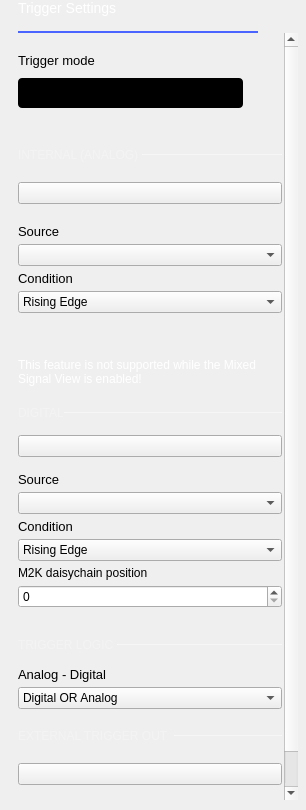
Old version of the form ui/trigger_settings.ui in the repository analogdevicesinc/scopy.
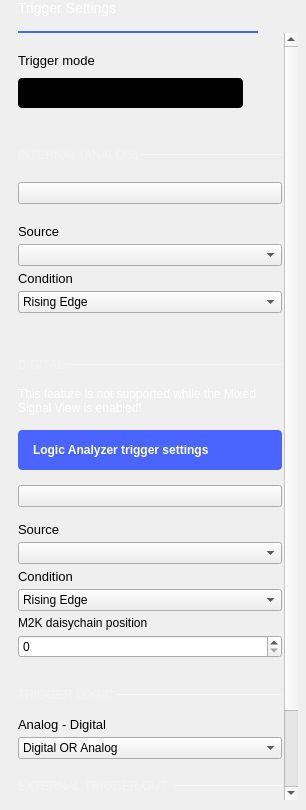
New version of the form. Custom widgets are drawn as their Qt base class.

Commit message: MixedSignalView: improve the enabling of this feature

What changed in the file:
```diff
--- a/ui/trigger_settings.ui
+++ b/ui/trigger_settings.ui
@@ -115,7 +115,7 @@
         <x>0</x>
         <y>0</y>
         <width>266</width>
-        <height>887</height>
+        <height>924</height>
        </rect>
       </property>
       <layout class="QVBoxLayout" name="verticalLayout_4">
@@ -482,19 +482,6 @@
          </item>
         </layout>
        </item>
-       <item>
-        <widget class="QLabel" name="mixedSignalLbl">
-         <property name="styleSheet">
-          <string notr="true">color: white;</string>
-         </property>
-         <property name="text">
-          <string>This feature is not supported while the Mixed Signal View is enabled!</string>
-         </property>
-         <property name="wordWrap">
-          <bool>true</bool>
-         </property>
-        </widget>
-       </item>
        <item>
         <layout class="QVBoxLayout" name="verticalLayout_8">
          <property name="spacing">
@@ -560,6 +547,51 @@
            </item>
           </layout>
          </item>
+         <item>
+          <widget class="QLabel" name="mixedSignalLbl">
+           <property name="styleSheet">
+            <string notr="true">color: white;</string>
+           </property>
+           <property name="text">
+            <string>This feature is not supported while the Mixed Signal View is enabled!</string>
+           </property>
+           <property name="wordWrap">
+            <bool>true</bool>
+           </property>
+          </widget>
+         </item>
+         <item>
+          <widget class="QPushButton" name="btnLogicAnalyzerTriggers">
+           <property name="styleSheet">
+            <string notr="true">
+QPushButton {
+
+height: 40px;
+
+  text-align: left;
+  font-weight: bold;
+  padding-left: 15px;
+  padding-right: 15px;
+  border-radius: 4px;
+
+  background-color: #4a64ff;
+  color: #ffffff;
+
+}
+
+QPushButton:pressed {
+  background-color: #2a44df;
+}
+
+QPushButton:hover {
+	background-color: #4a34ff;
+}</string>
+           </property>
+           <property name="text">
+            <string>Logic Analyzer trigger settings</string>
+           </property>
+          </widget>
+         </item>
          <item>
           <widget class="adiscope::CustomSwitch" name="extern_en">
            <property name="text">
```
Left out of the diff: 1 changed line with no effect on the pictures. The commit also changes 6 other files.
